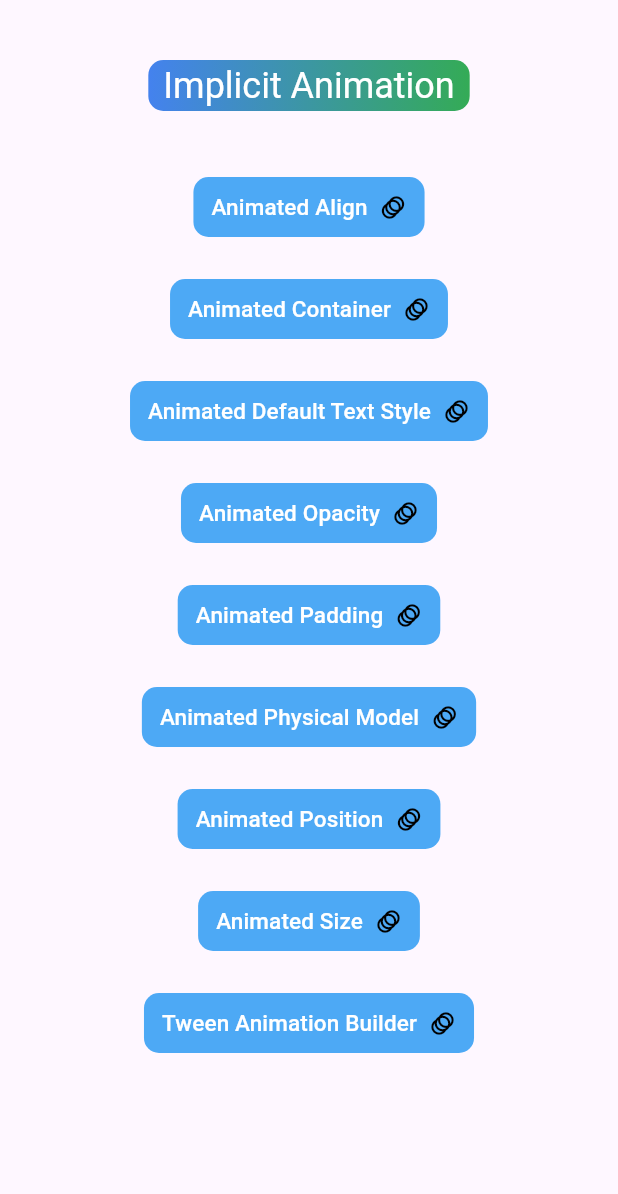
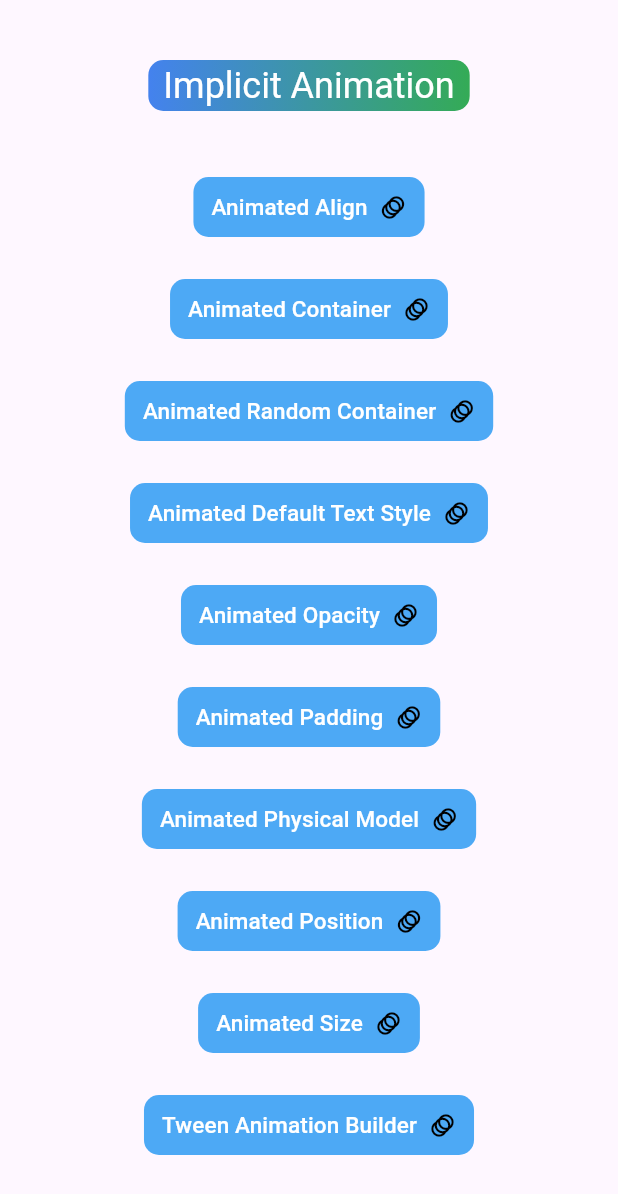
Before and after one commit to MahmoudALBndkji/Flutter-Animation, a Flutter app: the ImplicitScreen screen opened directly, on a phone screen of 412 x 824 dp. Shown: the top 1194 px of the screen. Run offline on Flutter 3.47's test engine with Material 3 defaults, Android fonts, the phone set to English and light mode, and no system bars.

Commit message:
Add Animated Random Container

```diff
--- a/lib/screens/implicit_screen.dart
+++ b/lib/screens/implicit_screen.dart
@@ -6,6 +6,7 @@ import 'package:flutter_animation/animation/implicit/animated_opacity.dart';
 import 'package:flutter_animation/animation/implicit/animated_padding.dart';
 import 'package:flutter_animation/animation/implicit/animated_physical_model.dart';
 import 'package:flutter_animation/animation/implicit/animated_position.dart';
+import 'package:flutter_animation/animation/implicit/animated_random_container.dart';
 import 'package:flutter_animation/animation/implicit/animated_size.dart';
 import 'package:flutter_animation/animation/implicit/tween_animation_builder.dart';
 import 'package:flutter_animation/widgets/custom_text_button.dart';
@@ -58,6 +59,13 @@ class ImplicitScreen extends StatelessWidget {
                   function: () =>
                       navigateTo(context, const AnimatedContainerAnimation()),
                   buttonText: "Animated Container",
+                  icon: Icons.animation_outlined,
+                ),
+                const SizedBox(height: 20.0),
+                customTextButton(
+                  function: () =>
+                      navigateTo(context, const AnimatedRandomContainer()),
+                  buttonText: "Animated Random Container",
                   icon: Icons.animation_outlined,
                 ),
                 const SizedBox(height: 20.0),
```
Also changed, not shown: lib/animation/implicit/animated_random_container.dart (added, +79 -0 lines), 2 other files.
